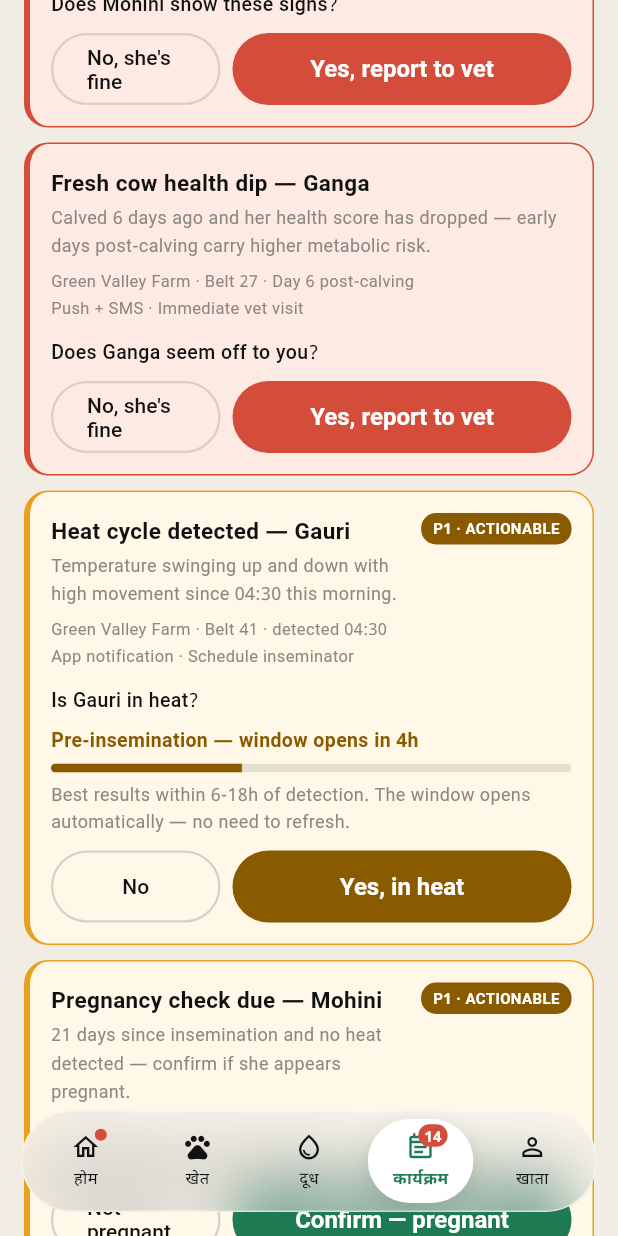
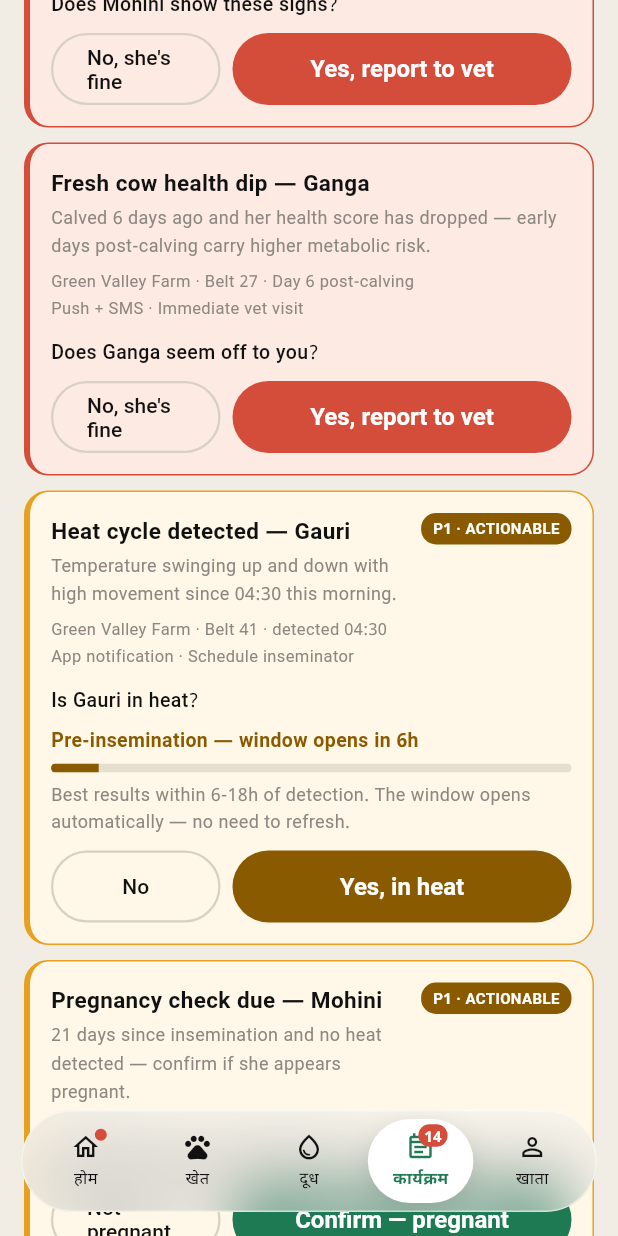
Before and after one commit to vaseey21/Vanix, a Flutter app: the EventsScreen screen opened directly with empty values, scrolled down 576 dp, on a phone screen of 412 x 824 dp. Run offline on Flutter 3.47's test engine with Material 3 defaults, Android fonts, the phone set to English and light mode, and no system bars.

Commit message:
auto: save changes

```diff
--- a/flutter_app/lib/screens/events_screen.dart
+++ b/flutter_app/lib/screens/events_screen.dart
@@ -190,11 +190,14 @@ class _EventsScreenState extends State<EventsScreen> {
   bool _heatShowLateForm = false;
   late final DateTime _heatStartedAt;
   Timer? _heatTimer;
-  // DEMO: 24 real hours compressed into 24 real seconds (1s = 1 simulated
-  // hour) purely so the phase transitions are demoable live — replace with
-  // the real backend peak_timestamp once wired up (Cattle Health Logic v3.1,
+  // DEMO: 1 simulated hour = 4 real seconds (24h cycle plays out in 96s)
+  // purely so the phase transitions are demoable live — replace with the
+  // real backend peak_timestamp once wired up (Cattle Health Logic v3.1,
   // Block 7).
-  static const double _simHoursPerSecond = 1;
+  static const double _simHoursPerSecond = 0.25;
+  // Start-insemination flow: idle (button showing) | confirm (off-window
+  // warning) | form (method/technician entry). Mirrors the JS substates.
+  String _heatFormStage = 'idle';
 
   _PregState _preg = _PregState.initial;
 
```
